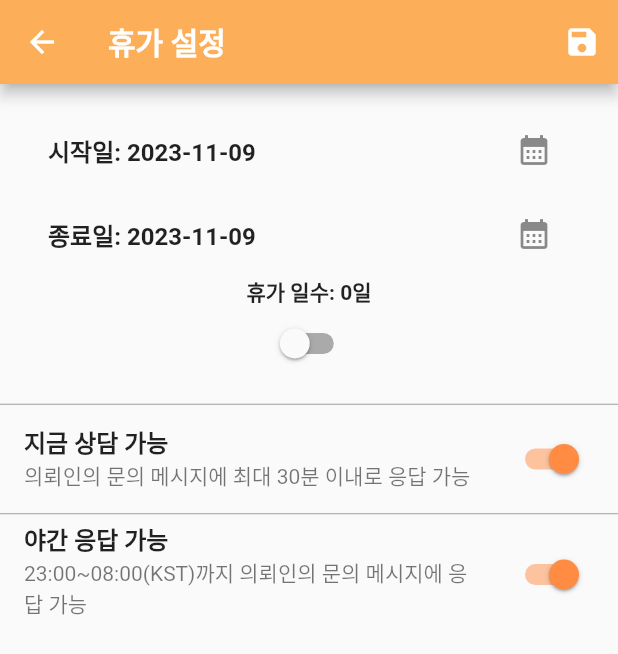
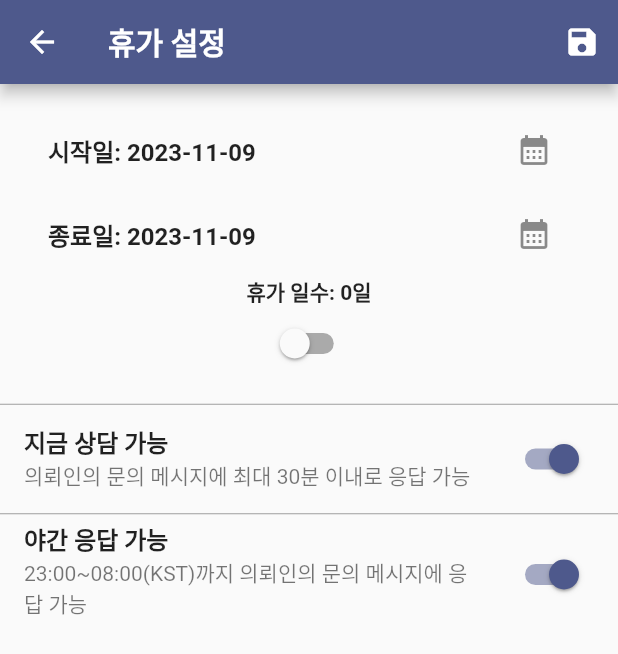
Before and after one commit to dkth1122/Flutter_Project, a Flutter app: the MessageResponse screen opened directly, on a phone screen of 412 x 824 dp. Shown: the top 654 px of the screen. Run offline on Flutter 3.47's test engine with Material 2 defaults, Android fonts, the phone set to English and light mode, and no system bars; our stand-ins replace carousel_slider, cloud_firestore, firebase_auth, firebase_core, firebase_messaging, firebase_storage and 5 more; missing offline and left inert: iamport_flutter; accounts and stored records are empty; Roboto replaces fonts that are missing (Pretendard).

Commit message:
Expert용 page들 appbar 컬러 수정

```diff
--- a/lib/expert/messageResponse.dart
+++ b/lib/expert/messageResponse.dart
@@ -109,7 +109,7 @@ class _MessageResponsenState extends State<MessageResponse> {
     return Scaffold(
       appBar: AppBar(
         title: Text('휴가 설정', style: TextStyle(fontWeight: FontWeight.bold),),
-        backgroundColor: Color(0xFFFCAF58),
+        backgroundColor: Color(0xFF4E598C),
         actions: <Widget>[
           IconButton(
             icon: Icon(Icons.save),
@@ -188,7 +188,7 @@ class _MessageResponsenState extends State<MessageResponse> {
       onChanged: (bool newValue) {
         toggleSetting(label);
       },
-      activeColor: Color(0xFFFF8C42),
+      activeColor: Color(0xFF4E598C),
     );
   }
 }
--- a/lib/expert/my_expert.dart
+++ b/lib/expert/my_expert.dart
@@ -234,7 +234,6 @@ class _MyExpertState extends State<MyExpert> {
               color: Colors.grey,
               thickness: 5.0,
             ),
-
 
             Padding(
               padding: const EdgeInsets.all(10.0),
--- a/lib/expert/ratings.dart
+++ b/lib/expert/ratings.dart
@@ -148,7 +148,7 @@ class _ExpertRatingState extends State<ExpertRating> {
     return Scaffold(
       appBar: AppBar(
         title: Text('전문가 등급', style: TextStyle(fontWeight: FontWeight.bold),),
-        backgroundColor: Color(0xFFFCAF58),
+        backgroundColor: Color(0xFF4E598C),
       ),
       body: SingleChildScrollView(
         child: Column(
--- a/lib/expert/revenue.dart
+++ b/lib/expert/revenue.dart
@@ -131,7 +131,7 @@ class _RevenueState extends State<Revenue> {
   Widget build(BuildContext context) {
     return Scaffold(
       appBar: AppBar(
-        backgroundColor: Color(0xFFFCAF58),
+        backgroundColor: Color(0xFF4E598C),
         elevation: 0,
         title: Text(
           '수익 관리',
```
